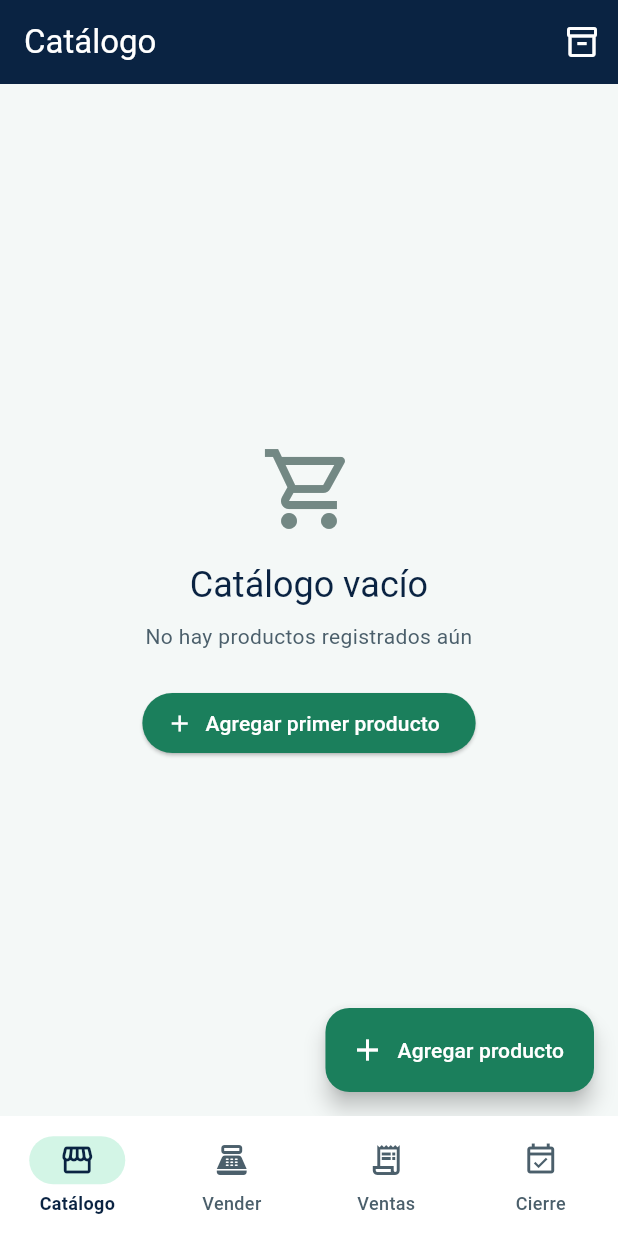
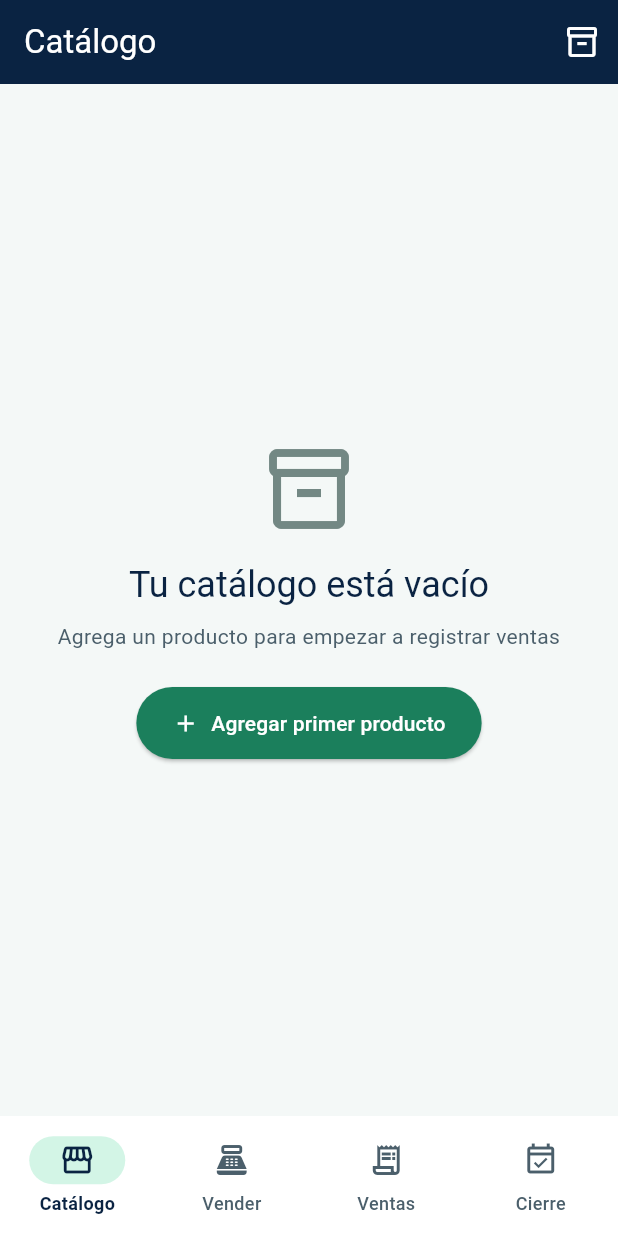
Before and after one commit to MoyseSac/pdm2026d-equipo-01-cabal, a Flutter app: the screen it shows after launch, on a phone screen of 412 x 824 dp. Run offline on Flutter 3.47's test engine with Material 3 defaults, Android fonts, the phone set to English and light mode, and no system bars; our stand-ins replace flutter_riverpod, image_picker, sqflite, sqflite_common_ffi; accounts and stored records are empty.

Commit message:
fix: mejorar el estado vacio y evitar la accion duplicada (#113)

```diff
--- a/app_cabal/lib/screens/catalogo_screen.dart
+++ b/app_cabal/lib/screens/catalogo_screen.dart
@@ -226,6 +226,15 @@ class _CatalogoScreenState extends ConsumerState<CatalogoScreen> {
   Widget build(BuildContext context) {
     final catalogo = ref.watch(catalogoProductosProvider);
     final colores = Theme.of(context).colorScheme;
+    final activos = catalogo.valueOrNull
+        ?.where((producto) => !_ocultos.contains(producto.id))
+        .toList();
+    final mostrarVacio = catalogo.when(
+      skipLoadingOnReload: catalogo.hasValue,
+      loading: () => false,
+      error: (_, _) => false,
+      data: (_) => activos!.isEmpty,
+    );
 
     Future<void> abrirAgregarProducto() async {
       final result = await Navigator.of(
@@ -309,17 +318,13 @@ class _CatalogoScreenState extends ConsumerState<CatalogoScreen> {
 
         // ESTADOS 3 Y 4: VACÍO O DATOS
         data: (lista) {
-          final activos = lista
-              .where((producto) => !_ocultos.contains(producto.id))
-              .toList();
-
           // También es el estado vacío cuando se borran todos los productos.
-          if (activos.isEmpty) {
+          if (mostrarVacio) {
             return CatalogoVacioWidget(onAgregarProducto: abrirAgregarProducto);
           }
 
           final consulta = normalizarBusqueda(_consulta);
-          final productos = activos
+          final productos = activos!
               .where(
                 (producto) =>
                     normalizarBusqueda(producto.nombre).contains(consulta),
@@ -530,12 +535,14 @@ class _CatalogoScreenState extends ConsumerState<CatalogoScreen> {
         },
       ),
 
-      floatingActionButton: FloatingActionButton.extended(
-        heroTag: 'agregar',
-        onPressed: abrirAgregarProducto,
-        label: const Text('Agregar producto'),
-        icon: const Icon(Icons.add),
-      ),
+      floatingActionButton: mostrarVacio
+          ? null
+          : FloatingActionButton.extended(
+              heroTag: 'agregar',
+              onPressed: abrirAgregarProducto,
+              label: const Text('Agregar producto'),
+              icon: const Icon(Icons.add),
+            ),
     );
   }
 }
--- a/app_cabal/lib/widgets/catalogo_vacio_widget.dart
+++ b/app_cabal/lib/widgets/catalogo_vacio_widget.dart
@@ -7,35 +7,63 @@ class CatalogoVacioWidget extends StatelessWidget {
 
   @override
   Widget build(BuildContext context) {
-    return Center(
+    return LayoutBuilder(
+      builder: (context, constraints) => SingleChildScrollView(
+        padding: const EdgeInsets.all(24),
+        child: ConstrainedBox(
+          constraints: BoxConstraints(
+            minHeight: (constraints.maxHeight - 48).clamp(0.0, double.infinity),
+          ),
+          child: Center(
+            child: ConstrainedBox(
+              constraints: const BoxConstraints(maxWidth: 360),
               child: Column(
                 mainAxisSize: MainAxisSize.min,
                 children: [
                   Icon(
-            Icons.shopping_cart_outlined,
+                    Icons.inventory_2_outlined,
                     size: 64,
                     color: Theme.of(context).colorScheme.outline,
                   ),
                   const SizedBox(height: 16),
                   Text(
-            'Catálogo vacío',
+                    'Tu catálogo está vacío',
                     style: Theme.of(context).textTheme.headlineSmall,
+                    textAlign: TextAlign.center,
                   ),
                   const SizedBox(height: 8),
                   Text(
-            'No hay productos registrados aún',
+                    'Agrega un producto para empezar a registrar ventas',
                     style: Theme.of(context).textTheme.bodyMedium?.copyWith(
                       color: Theme.of(context).colorScheme.onSurfaceVariant,
                     ),
                     textAlign: TextAlign.center,
                   ),
                   const SizedBox(height: 24),
-          ElevatedButton.icon(
+                  ElevatedButton(
                     onPressed: onAgregarProducto,
-            icon: const Icon(Icons.add),
-            label: const Text('Agregar primer producto'),
+                    style: ElevatedButton.styleFrom(
+                      minimumSize: const Size(0, 48),
+                    ),
+                    child: const Row(
+                      mainAxisSize: MainAxisSize.min,
+                      children: [
+                        Icon(Icons.add),
+                        SizedBox(width: 8),
+                        Flexible(
+                          child: Text(
+                            'Agregar primer producto',
+                            textAlign: TextAlign.center,
+                          ),
                         ),
                       ],
+                    ),
+                  ),
+                ],
+              ),
+            ),
+          ),
+        ),
       ),
     );
   }
```
Lines whose indentation alone changed are shown as unchanged.
